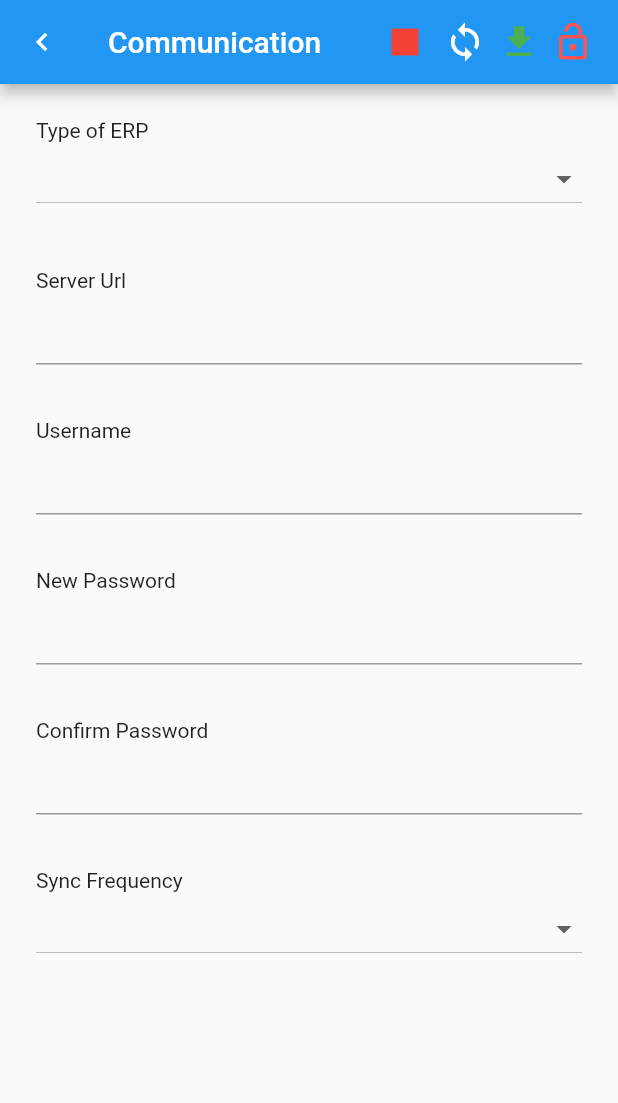
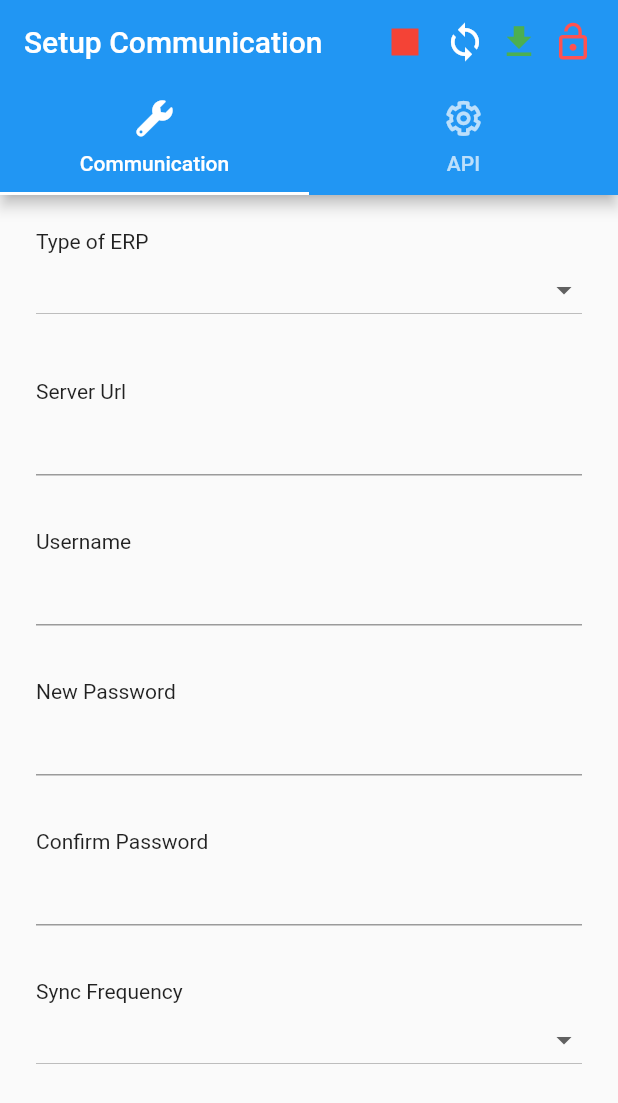
Before and after one commit to jesseframework/j3, a Flutter app: the screen it shows after launch, in the side drawer, after a tap on "Setup Communication", on a phone screen of 412 x 824 dp. Shown: the top 1103 px of the screen. Run offline on Flutter 3.47's test engine with Material 2 defaults, Android fonts, the phone set to English and light mode, and no system bars; our stand-ins replace shared_preferences, sqflite; accounts and stored records are empty.

Commit message:
Add tabbar to communications page

```diff
--- a/lib/screens/communication/setup_communication.dart
+++ b/lib/screens/communication/setup_communication.dart
@@ -1,4 +1,5 @@
 import 'package:flutter/material.dart';
+import 'package:j3enterprise/shared/icons/custom_icons.dart';
 
 class SetupCommunication extends StatefulWidget {
   @override
@@ -8,16 +9,24 @@ class SetupCommunication extends StatefulWidget {
 class _SetupCommunicationState extends State<SetupCommunication> {
   @override
   Widget build(BuildContext context) {
-    return Scaffold(
-      resizeToAvoidBottomPadding: false,
+    return MaterialApp(
+      home: DefaultTabController(
+        length: 2,
+        child: Scaffold(
           appBar: AppBar(
-        leading: IconButton(
-          icon: Icon(Icons.chevron_left),
-          onPressed: () {
-            Navigator.pop(context);
-          },
+            bottom: TabBar(
+              tabs: [
+                Tab(
+                  icon: Icon(CustomIcons.wrench_solid),
+                  text: 'Communication',
                 ),
-        title: Text('Communication'),
+                Tab(
+                  icon: Icon(CustomIcons.cog_regular),
+                  text: 'API',
+                ),
+              ],
+            ),
+            title: Text('Setup Communication'),
             actions: <Widget>[
               Padding(
                 padding: const EdgeInsets.all(8),
@@ -62,7 +71,10 @@ class _SetupCommunicationState extends State<SetupCommunication> {
               ),
             ],
           ),
-      body: SingleChildScrollView(
+          body: TabBarView(
+            children: [
+              //Communications tab content
+              SingleChildScrollView(
                 child: Column(
                   mainAxisAlignment: MainAxisAlignment.spaceBetween,
                   children: <Widget>[
@@ -97,6 +109,34 @@ class _SetupCommunicationState extends State<SetupCommunication> {
                       list: 'Daily',
                     ),
                   ],
+                ),
+              ),
+              //API tab content
+              Column(
+                children: <Widget>[
+                  SizedBox(
+                    height: 15,
+                  ),
+                  NormWid(name: 'Server Url', type: 'u'),
+                  SizedBox(
+                    height: 20,
+                  ),
+                  NormWid(name: 'Username', type: 'u'),
+                  SizedBox(
+                    height: 20,
+                  ),
+                  NormWid(name: 'New Password', type: 'p'),
+                  SizedBox(
+                    height: 20,
+                  ),
+                  NormWid(name: 'Confirm Password', type: 'p'),
+                  SizedBox(
+                    height: 20,
+                  ),
+                ],
+              )
+            ],
+          ),
         ),
       ),
     );
--- a/lib/screens/login/login_screen.dart
+++ b/lib/screens/login/login_screen.dart
@@ -164,7 +164,9 @@ class _LoginScreenState extends State<LoginScreen>
                                           alignLabelWithHint: false,
                                           labelText: 'Tenant',
                                           contentPadding:
-                                              const EdgeInsets.only(top: 25.0),
+                                              const EdgeInsets.symmetric(
+                                            vertical: 10.0,
+                                          ),
                                         ),
                                         value: selected,
                                         items: ["Host", "Admin", "Guest"]
```
Lines whose indentation alone changed are shown as unchanged.
